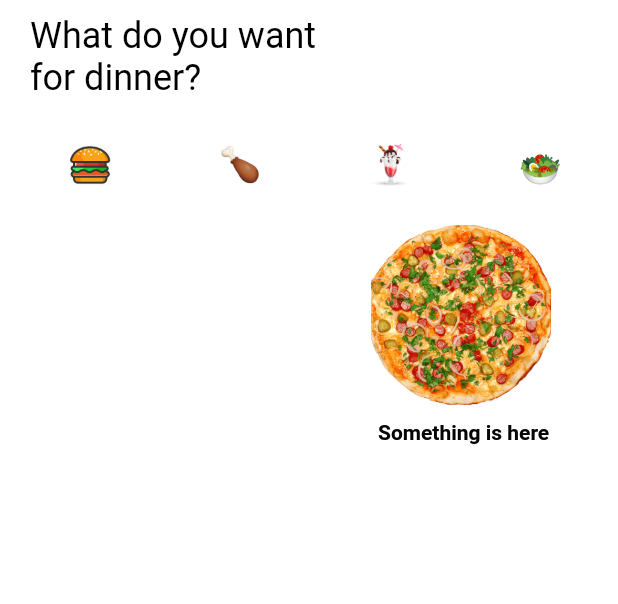
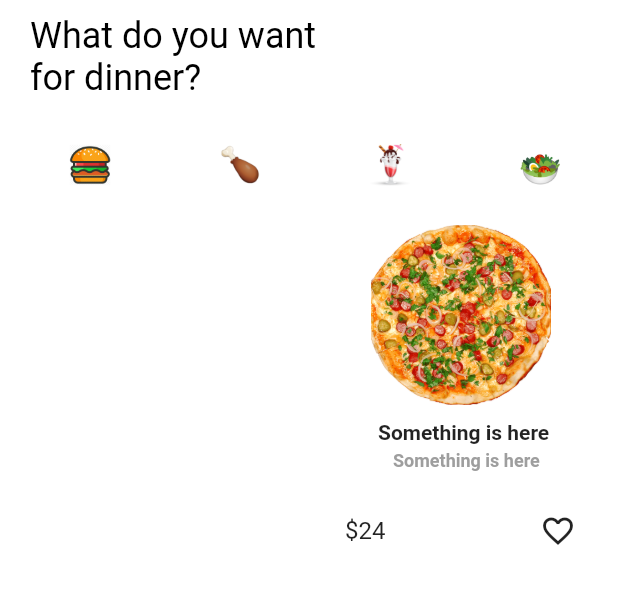
Before and after one commit to ahadjonovss/food_shop, a Flutter app: the screen it shows after launch, on a phone screen of 412 x 824 dp, the part 165-769 px from its top. Run offline on Flutter 3.47's test engine with Material 2 defaults, Android fonts, the phone set to English and light mode, and no system bars.

Commit message:
something fixed

```diff
--- a/lib/pages/home_page_1.0.dart
+++ b/lib/pages/home_page_1.0.dart
@@ -66,7 +66,7 @@ class _HomePageState extends State<HomePage> {
                 right: 20,
                 top: 300,
                   child:Container(
-                    height: 220,
+                    height: 190,
                     width: 170,
                     decoration: BoxDecoration(
                       borderRadius: BorderRadius.circular(12),
@@ -75,7 +75,7 @@ class _HomePageState extends State<HomePage> {
                     child: Column(
                       children: [
                         Container(
-                          height: 180,
+                          height: 130,
                           width: 170,
                           child: Stack(
                           clipBehavior: Clip.none,
@@ -98,13 +98,25 @@ class _HomePageState extends State<HomePage> {
                                 left: 30,
                                 child: Text("Something is here",style: TextStyle(fontSize: 14,fontWeight: FontWeight.w600),)),
                             Positioned(
-                                top: 90,
-                                left: 30,
-                                child: Text("Something is here",style: TextStyle(fontSize: 14,fontWeight: FontWeight.w600),))
+                                top: 110,
+                                left: 40,
+                                child: Text("Something is here",style: TextStyle(fontSize: 12,fontWeight: FontWeight.w600,color: Colors.grey),))
 
                           ],
                       ),
                         ),
+                        Expanded(
+                            child:Container(
+                              margin: EdgeInsets.only(left: 8,top: 8,right: 8),
+                              child: Row(
+                                mainAxisAlignment: MainAxisAlignment.spaceBetween,
+                                children: [
+                                  Text("\$24",style: TextStyle(fontSize: 16),),
+                                  Icon(Icons.favorite_outline)
+
+                                ],
+                              ),
+                            ) )
                       ]
                     ),
 
```
